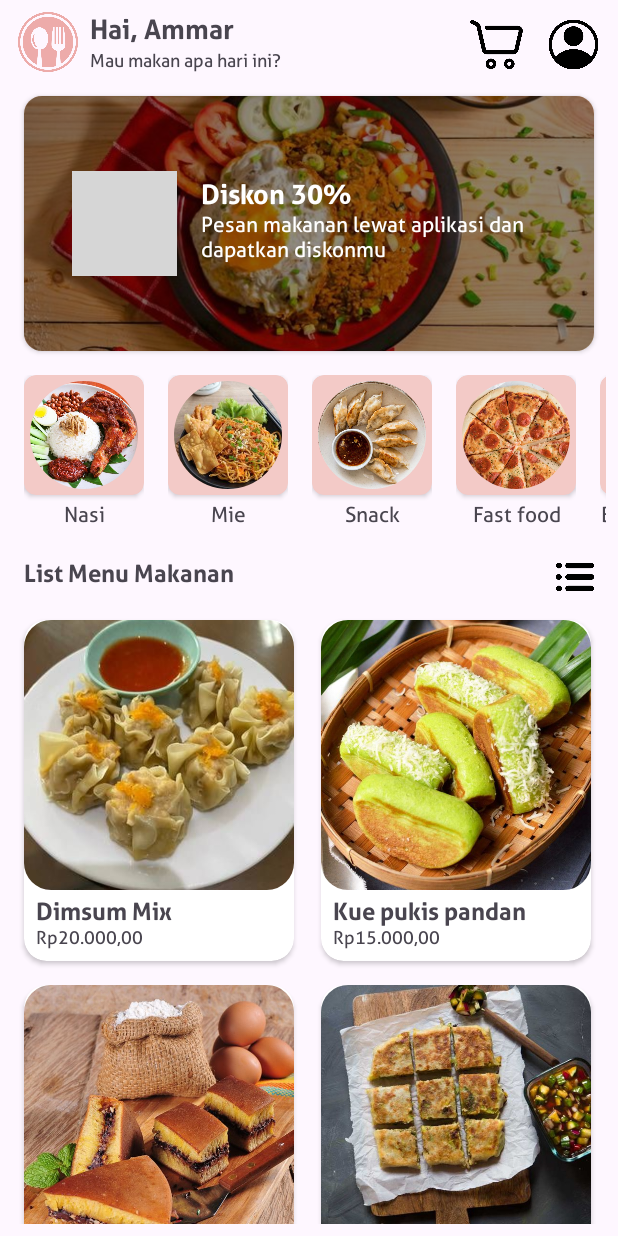
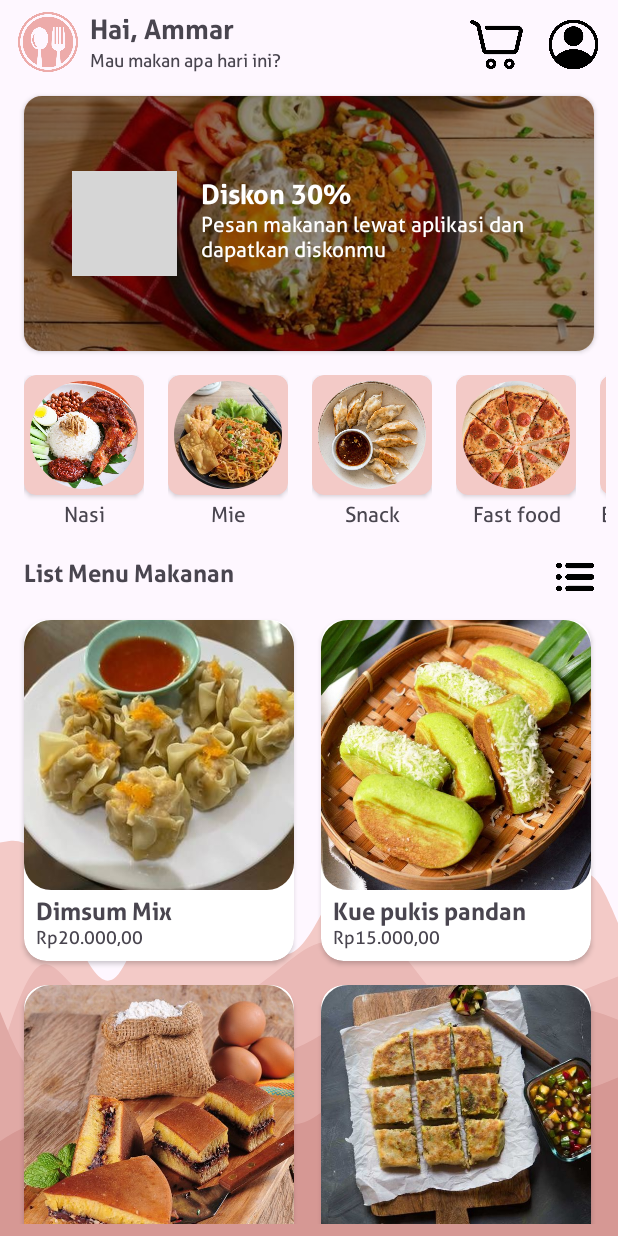
Before and after one commit to rafiammr/24001084-km6-raf-foodapp-ch3, an Android app: the screen it shows after launch (MainActivity), on a phone screen of 412 x 824 dp. Run offline under Robolectric (Android 15) with nearby library versions, the phone set to English and light mode, and no system bars; grey boxes are pictures that could not be loaded.

Commit message:
Update & Finishing Feature Home

```diff
--- a/app/src/main/java/com/example/challange2foodapp/model/Category.kt
+++ b/app/src/main/java/com/example/challange2foodapp/model/Category.kt
@@ -6,6 +6,6 @@ import java.util.UUID
 data class Category(
     var id: String = UUID.randomUUID().toString(),
     @DrawableRes
-    var image : Int,
-    var name : String,
+    var image: Int,
+    var name: String,
 )
--- a/app/src/main/java/com/example/challange2foodapp/model/Menu.kt
+++ b/app/src/main/java/com/example/challange2foodapp/model/Menu.kt
@@ -6,7 +6,7 @@ import java.util.UUID
 data class Menu(
     var id: String = UUID.randomUUID().toString(),
     @DrawableRes
-    var image : Int,
-    var price : Double,
-    var name : String,
+    var image: Int,
+    var price: Double,
+    var name: String,
 )
--- /dev/null
+++ b/app/src/main/res/drawable/bg_wave.xml
@@ -0,0 +1,18 @@
+<vector xmlns:android="http://schemas.android.com/apk/res/android"
+    android:width="900dp"
+    android:height="600dp"
+    android:viewportWidth="900"
+    android:viewportHeight="600">
+  <path
+      android:pathData="M0,409L9.3,408.5C18.7,408 37.3,407 56.2,415.7C75,424.3 94,442.7 112.8,456.7C131.7,470.7 150.3,480.3 169,474.2C187.7,468 206.3,446 225,444.5C243.7,443 262.3,462 281.2,461C300,460 319,439 337.8,437.2C356.7,435.3 375.3,452.7 394,459.7C412.7,466.7 431.3,463.3 450,454C468.7,444.7 487.3,429.3 506.2,424.7C525,420 544,426 562.8,429.2C581.7,432.3 600.3,432.7 619,431.7C637.7,430.7 656.3,428.3 675,427.5C693.7,426.7 712.3,427.3 731.2,437.5C750,447.7 769,467.3 787.8,463.5C806.7,459.7 825.3,432.3 844,425.8C862.7,419.3 881.3,433.7 890.7,440.8L900,448L900,601L890.7,601C881.3,601 862.7,601 844,601C825.3,601 806.7,601 787.8,601C769,601 750,601 731.2,601C712.3,601 693.7,601 675,601C656.3,601 637.7,601 619,601C600.3,601 581.7,601 562.8,601C544,601 525,601 506.2,601C487.3,601 468.7,601 450,601C431.3,601 412.7,601 394,601C375.3,601 356.7,601 337.8,601C319,601 300,601 281.2,601C262.3,601 243.7,601 225,601C206.3,601 187.7,601 169,601C150.3,601 131.7,601 112.8,601C94,601 75,601 56.2,601C37.3,601 18.7,601 9.3,601L0,601Z"
+      android:fillColor="#f3cac7"/>
+  <path
+      android:pathData="M0,513L9.3,503.2C18.7,493.3 37.3,473.7 56.2,469.2C75,464.7 94,475.3 112.8,480.5C131.7,485.7 150.3,485.3 169,484.7C187.7,484 206.3,483 225,486.5C243.7,490 262.3,498 281.2,498.7C300,499.3 319,492.7 337.8,487.5C356.7,482.3 375.3,478.7 394,473.8C412.7,469 431.3,463 450,459.8C468.7,456.7 487.3,456.3 506.2,455.5C525,454.7 544,453.3 562.8,456.8C581.7,460.3 600.3,468.7 619,477C637.7,485.3 656.3,493.7 675,492.8C693.7,492 712.3,482 731.2,480.2C750,478.3 769,484.7 787.8,486.2C806.7,487.7 825.3,484.3 844,481.5C862.7,478.7 881.3,476.3 890.7,475.2L900,474L900,601L890.7,601C881.3,601 862.7,601 844,601C825.3,601 806.7,601 787.8,601C769,601 750,601 731.2,601C712.3,601 693.7,601 675,601C656.3,601 637.7,601 619,601C600.3,601 581.7,601 562.8,601C544,601 525,601 506.2,601C487.3,601 468.7,601 450,601C431.3,601 412.7,601 394,601C375.3,601 356.7,601 337.8,601C319,601 300,601 281.2,601C262.3,601 243.7,601 225,601C206.3,601 187.7,601 169,601C150.3,601 131.7,601 112.8,601C94,601 75,601 56.2,601C37.3,601 18.7,601 9.3,601L0,601Z"
+      android:fillColor="#eab9b6"/>
+  <path
+      android:pathData="M0,491L9.3,498.5C18.7,506 37.3,521 56.2,521.2C75,521.3 94,506.7 112.8,505.5C131.7,504.3 150.3,516.7 169,520.8C187.7,525 206.3,521 225,516C243.7,511 262.3,505 281.2,507.5C300,510 319,521 337.8,523.3C356.7,525.7 375.3,519.3 394,515.2C412.7,511 431.3,509 450,505.7C468.7,502.3 487.3,497.7 506.2,496.3C525,495 544,497 562.8,500.7C581.7,504.3 600.3,509.7 619,512.7C637.7,515.7 656.3,516.3 675,519.5C693.7,522.7 712.3,528.3 731.2,524C750,519.7 769,505.3 787.8,497.7C806.7,490 825.3,489 844,489.7C862.7,490.3 881.3,492.7 890.7,493.8L900,495L900,601L890.7,601C881.3,601 862.7,601 844,601C825.3,601 806.7,601 787.8,601C769,601 750,601 731.2,601C712.3,601 693.7,601 675,601C656.3,601 637.7,601 619,601C600.3,601 581.7,601 562.8,601C544,601 525,601 506.2,601C487.3,601 468.7,601 450,601C431.3,601 412.7,601 394,601C375.3,601 356.7,601 337.8,601C319,601 300,601 281.2,601C262.3,601 243.7,601 225,601C206.3,601 187.7,601 169,601C150.3,601 131.7,601 112.8,601C94,601 75,601 56.2,601C37.3,601 18.7,601 9.3,601L0,601Z"
+      android:fillColor="#e0a9a5"/>
+  <path
+      android:pathData="M0,554L9.3,552C18.7,550 37.3,546 56.2,545.7C75,545.3 94,548.7 112.8,551.2C131.7,553.7 150.3,555.3 169,551.7C187.7,548 206.3,539 225,535C243.7,531 262.3,532 281.2,533.5C300,535 319,537 337.8,539C356.7,541 375.3,543 394,544.5C412.7,546 431.3,547 450,543.8C468.7,540.7 487.3,533.3 506.2,534.3C525,535.3 544,544.7 562.8,548C581.7,551.3 600.3,548.7 619,545.5C637.7,542.3 656.3,538.7 675,536C693.7,533.3 712.3,531.7 731.2,530.8C750,530 769,530 787.8,530.2C806.7,530.3 825.3,530.7 844,529.5C862.7,528.3 881.3,525.7 890.7,524.3L900,523L900,601L890.7,601C881.3,601 862.7,601 844,601C825.3,601 806.7,601 787.8,601C769,601 750,601 731.2,601C712.3,601 693.7,601 675,601C656.3,601 637.7,601 619,601C600.3,601 581.7,601 562.8,601C544,601 525,601 506.2,601C487.3,601 468.7,601 450,601C431.3,601 412.7,601 394,601C375.3,601 356.7,601 337.8,601C319,601 300,601 281.2,601C262.3,601 243.7,601 225,601C206.3,601 187.7,601 169,601C150.3,601 131.7,601 112.8,601C94,601 75,601 56.2,601C37.3,601 18.7,601 9.3,601L0,601Z"
+      android:fillColor="#d69894"/>
+</vector>
--- a/app/src/main/res/layout/activity_main.xml
+++ b/app/src/main/res/layout/activity_main.xml
@@ -5,6 +5,7 @@
     xmlns:tools="http://schemas.android.com/tools"
     android:layout_width="match_parent"
     android:layout_height="match_parent"
+    android:background="@drawable/bg_wave"
     tools:context=".MainActivity">
 
     <include
--- a/app/src/main/res/layout/layout_header_menu.xml
+++ b/app/src/main/res/layout/layout_header_menu.xml
@@ -4,7 +4,7 @@
     android:layout_width="match_parent"
     android:layout_height="wrap_content"
     android:paddingHorizontal="8dp"
-    android:layout_margin="8dp">
+    >
 
     <TextView
         android:id="@+id/tv_title_category"
```
